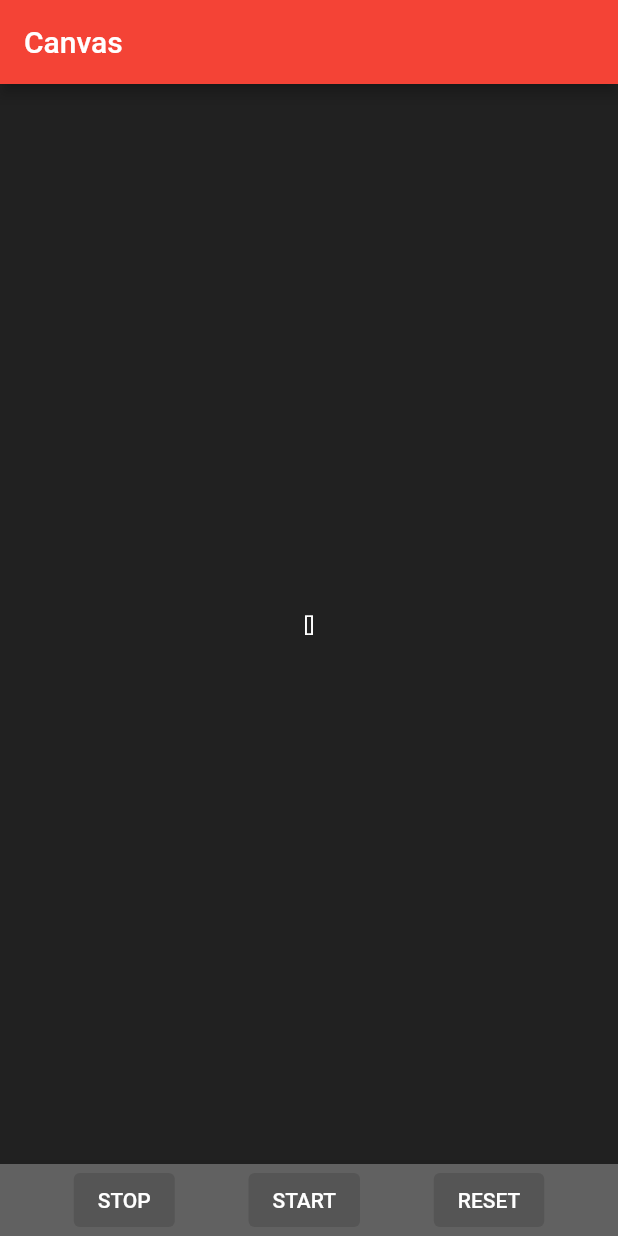
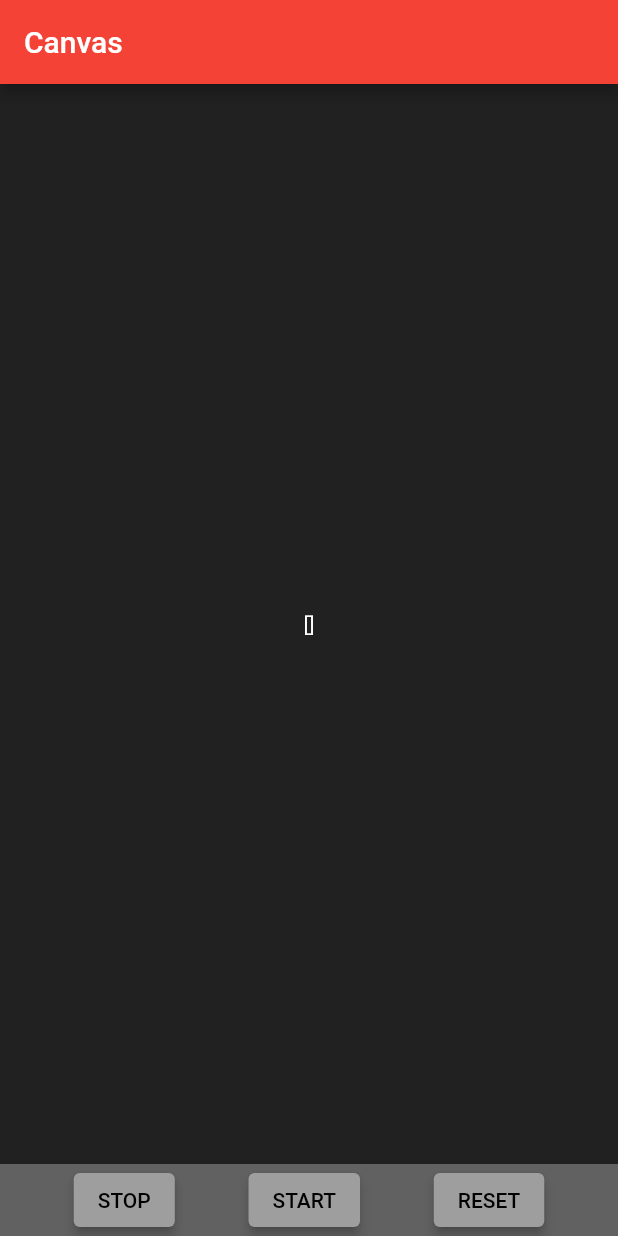
Before and after one commit to SAREC-Lab/ScribblePath, a Flutter app: the screen it shows after launch, on a phone screen of 412 x 824 dp. Run offline on Flutter 3.47's test engine with Material 2 defaults, Android fonts, the phone set to English and light mode, and no system bars; our stand-ins replace tuple.

Commit message:
buttons pressable

```diff
--- a/scribble_app/lib/main.dart
+++ b/scribble_app/lib/main.dart
@@ -130,27 +130,50 @@ class _MyHomePageState extends State<MyHomePage> {
             mainAxisAlignment: MainAxisAlignment.spaceEvenly,
             children: <Widget>[
               ElevatedButton(
-                onPressed: null,
-                style: ElevatedButton.styleFrom(primary: Colors.grey[500]),
+                onPressed: () {
+                  print("stop pressed");
+                },
+                style: ElevatedButton.styleFrom(
+                  primary: Colors.grey[500],
+                  onPrimary: Colors.grey[400],
+                  onSurface: Colors.grey[700],
+                  elevation: 3.0,
+                ),
                 child: Text(
                   "STOP",
-                  style: TextStyle(color: Colors.white),
+                  style: TextStyle(color: Colors.black),
                 ),
               ),
               ElevatedButton(
-                onPressed: null,
-                style: ElevatedButton.styleFrom(primary: Colors.grey[500]),
+                onPressed: () {
+                  print("start pressed");
+                },
+                style: ElevatedButton.styleFrom(
+                  primary: Colors.grey[500],
+                  onPrimary: Colors.grey[400],
+                  onSurface: Colors.grey[700],
+                  elevation: 3.0,
+                ),
+                //style: ElevatedButton.styleFrom(primary: Colors.grey[500]),
                 child: Text(
                   "START",
-                  style: TextStyle(color: Colors.white),
+                  style: TextStyle(color: Colors.black),
                 ),
               ),
               ElevatedButton(
-                onPressed: null,
-                style: ElevatedButton.styleFrom(primary: Colors.grey[500]),
+                onPressed: () {
+                  print("reset pressed");
+                },
+                style: ElevatedButton.styleFrom(
+                  primary: Colors.grey[500],
+                  onPrimary: Colors.grey[400],
+                  onSurface: Colors.grey[700],
+                  elevation: 3.0,
+                ),
+                //style: ElevatedButton.styleFrom(primary: Colors.grey[500]),
                 child: Text(
                   "RESET",
-                  style: TextStyle(color:Colors.white),
+                  style: TextStyle(color:Colors.black),
                 ),
               )
             ],
```
